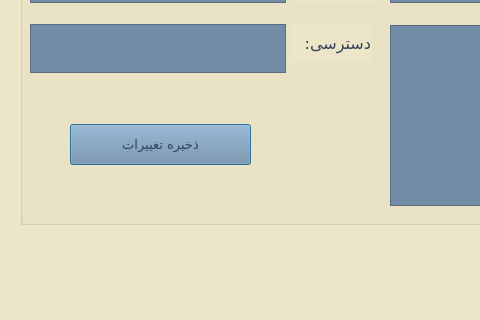
First picture: the form in Project_Ap/infofclie.ui, repository AP-projects-4001/metagoofill, before the edit; both pictures show x 0 to 480 and y 296 to 616 of the 800 by 616 pixel window.
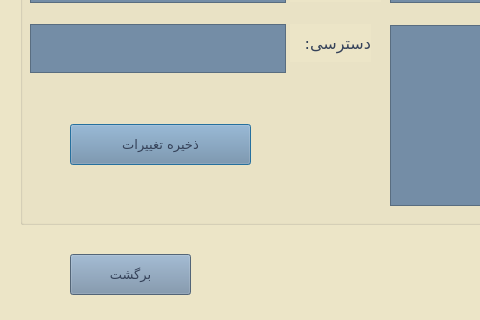
Second picture: the form after the edit.

Patch:
```diff
--- a/Project_Ap/infofclie.ui
+++ b/Project_Ap/infofclie.ui
@@ -339,6 +339,29 @@
     </property>
    </widget>
   </widget>
+  <widget class="QPushButton" name="pushButton_5">
+   <property name="geometry">
+    <rect>
+     <x>70</x>
+     <y>550</y>
+     <width>121</width>
+     <height>41</height>
+    </rect>
+   </property>
+   <property name="font">
+    <font>
+     <family>Lalezar</family>
+     <pointsize>10</pointsize>
+    </font>
+   </property>
+   <property name="styleSheet">
+    <string notr="true">color: rgb(53, 66, 89);
+background-color: rgb(116, 141, 166);</string>
+   </property>
+   <property name="text">
+    <string>برگشت</string>
+   </property>
+  </widget>
  </widget>
  <resources/>
  <connections/>
```
